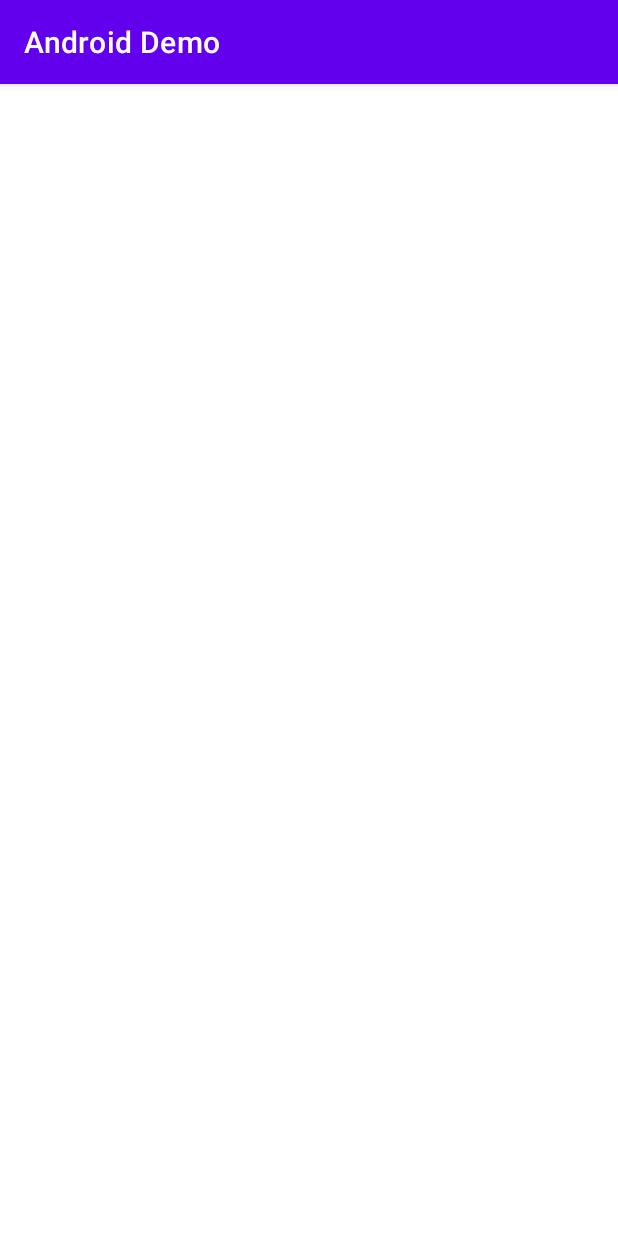
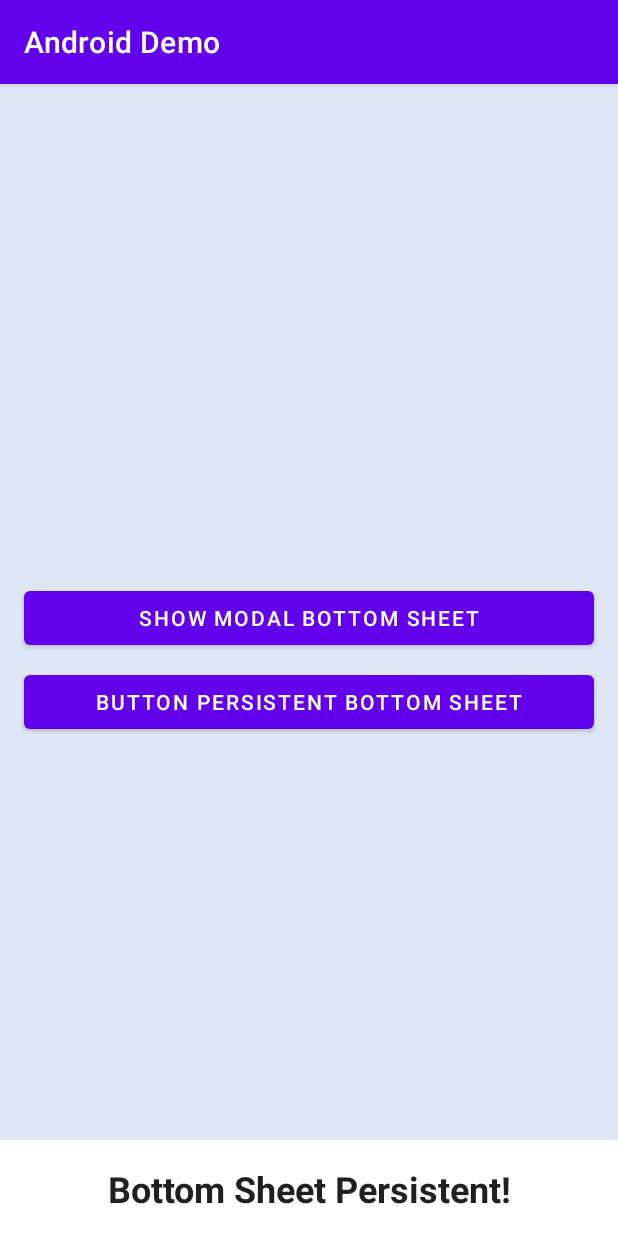
Before and after one commit to NiteshD1/AndroidConceptWithKotlin, an Android app: the screen it shows after launch (MainActivity), on a phone screen of 412 x 824 dp. Run offline under Robolectric (Android 15) with nearby library versions, the light colour scheme and no system bars.

Commit message:
Changes Done

```diff
--- a/app/src/main/java/com/android/concept/MainActivity.kt
+++ b/app/src/main/java/com/android/concept/MainActivity.kt
@@ -2,9 +2,14 @@ package com.android.concept
 
 
 import android.os.Bundle
+import android.view.View
+import android.widget.Button
 import androidx.appcompat.app.AppCompatActivity
 import androidx.fragment.app.FragmentTransaction
 import com.android.concept.databinding.ActivityMainBinding
+import com.android.concept.utils.Utils
+import com.google.android.material.bottomsheet.BottomSheetBehavior
+import com.google.android.material.bottomsheet.BottomSheetDialog
 
 
 class MainActivity : AppCompatActivity(){
@@ -22,8 +27,59 @@ class MainActivity : AppCompatActivity(){
 
         supportActionBar?.title = "Android Demo"
 
+        setupBottomSheetModal()
+        setupBottomSheetPersistent()
     }
 
+    private fun setupBottomSheetPersistent() {
+
+        val bottomSheetBehavior = BottomSheetBehavior.from(binding.bootomSheetPersistent.bottomSheet)
+        binding.buttonBottomSheetPersistent.setOnClickListener(View.OnClickListener {
+            if(bottomSheetBehavior.state == BottomSheetBehavior.STATE_EXPANDED){
+                bottomSheetBehavior.state = BottomSheetBehavior.STATE_COLLAPSED
+            }else{
+                bottomSheetBehavior.state = BottomSheetBehavior.STATE_EXPANDED
+            }
+        })
+
+        bottomSheetBehavior.addBottomSheetCallback(object :
+            BottomSheetBehavior.BottomSheetCallback() {
+            override fun onStateChanged(bottomSheet: View, newState: Int) {
+                when(newState){
+                    BottomSheetBehavior.STATE_COLLAPSED -> Utils.showToast("Collapsed")
+                    BottomSheetBehavior.STATE_EXPANDED -> Utils.showToast("Expanded")
+                    BottomSheetBehavior.STATE_DRAGGING -> Utils.showToast("Dragging")
+                    else -> Utils.showToast("None")
+                }
+            }
+
+            override fun onSlide(bottomSheet: View, slideOffset: Float) {
+            }
+
+        })
+
+    }
+
+    private fun setupBottomSheetModal() {
+        binding.buttonBottomSheetModal.setOnClickListener(View.OnClickListener {
+            val bottomSheetDialog = BottomSheetDialog(this)
+
+            val view = layoutInflater.inflate(R.layout.bottom_sheet_modal,null)
+
+            val button : Button = view.findViewById(R.id.buttonDismiss)
+
+            button.setOnClickListener {
+                bottomSheetDialog.dismiss()
+            }
+
+            bottomSheetDialog.setCancelable(false)
+
+            bottomSheetDialog.setContentView(view)
+
+            bottomSheetDialog.show()
+
+        })
+    }
 
 
     override fun onStart() {
--- a/app/src/main/res/layout/activity_main.xml
+++ b/app/src/main/res/layout/activity_main.xml
@@ -1,46 +1,36 @@
 <?xml version="1.0" encoding="utf-8"?>
-<androidx.drawerlayout.widget.DrawerLayout xmlns:android="http://schemas.android.com/apk/res/android"
+<androidx.coordinatorlayout.widget.CoordinatorLayout xmlns:android="http://schemas.android.com/apk/res/android"
     xmlns:app="http://schemas.android.com/apk/res-auto"
     xmlns:tools="http://schemas.android.com/tools"
     android:layout_width="match_parent"
     android:layout_height="match_parent"
     android:id="@+id/drawer_layout"
+    android:background="@color/light_grey"
     tools:context=".MainActivity">
 
-    <androidx.constraintlayout.widget.ConstraintLayout
+    <LinearLayout
         android:layout_width="match_parent"
-        android:layout_height="match_parent">
-
-
-        <com.google.android.material.tabs.TabLayout
+        android:layout_height="wrap_content"
+        android:layout_gravity="center"
+        android:orientation="vertical">
+        <Button
             android:layout_width="match_parent"
             android:layout_height="wrap_content"
-            android:id="@+id/tabLayout"
-            android:background="@color/teal_700"
-            app:tabSelectedTextColor="@color/black"
-            app:tabTextColor="@color/white"
-            app:layout_constraintEnd_toEndOf="parent"
-            app:layout_constraintStart_toStartOf="parent"
-            app:layout_constraintTop_toTopOf="parent">
+            android:layout_marginHorizontal="16dp"
+            android:layout_marginBottom="8dp"
+            android:id="@+id/buttonBottomSheetModal"
+            android:text="Show Modal Bottom Sheet"
+            android:layout_gravity="center"/>
+        <Button
+            android:layout_width="match_parent"
+            android:layout_height="wrap_content"
+            android:layout_marginHorizontal="16dp"
+            android:id="@+id/buttonBottomSheetPersistent"
+            android:text="Button Persistent Bottom Sheet"
+            android:layout_gravity="center"/>
 
-        </com.google.android.material.tabs.TabLayout>
+    </LinearLayout>
 
-        <androidx.viewpager.widget.ViewPager
-            android:id="@+id/viewPager"
-            android:layout_width="match_parent"
-            android:layout_height="0dp"
-            app:layout_constraintBottom_toBottomOf="parent"
-            app:layout_constraintEnd_toEndOf="parent"
-            app:layout_constraintStart_toStartOf="parent"
-            app:layout_constraintTop_toBottomOf="@+id/tabLayout" />
-    </androidx.constraintlayout.widget.ConstraintLayout>
-
-    <com.google.android.material.navigation.NavigationView
-        android:id="@+id/navigationView"
-        android:layout_width="wrap_content"
-        android:layout_height="match_parent"
-        android:layout_gravity="start"
-        app:menu="@menu/main_menu"/>
-
-
-</androidx.drawerlayout.widget.DrawerLayout>
+    <include layout="@layout/bottom_sheet_persistent"
+        android:id="@+id/bootomSheetPersistent"/>
+</androidx.coordinatorlayout.widget.CoordinatorLayout>
--- /dev/null
+++ b/app/src/main/res/layout/bottom_sheet_persistent.xml
@@ -0,0 +1,39 @@
+<?xml version="1.0" encoding="utf-8"?>
+<androidx.constraintlayout.widget.ConstraintLayout xmlns:android="http://schemas.android.com/apk/res/android"
+    xmlns:app="http://schemas.android.com/apk/res-auto"
+    xmlns:tools="http://schemas.android.com/tools"
+    app:behavior_hideable="false"
+    app:behavior_peekHeight="64dp"
+    android:id="@+id/bottomSheet"
+    app:layout_behavior="com.google.android.material.bottomsheet.BottomSheetBehavior"
+    android:layout_width="match_parent"
+    android:background="@color/white"
+    android:layout_height="wrap_content">
+
+    <TextView
+        android:id="@+id/textViewTitle"
+        android:layout_width="match_parent"
+        android:layout_height="wrap_content"
+        android:layout_margin="16dp"
+        android:text="@string/bottom_sheet_persistent_title"
+        android:textAlignment="center"
+        android:textColor="@color/grey"
+        android:textSize="24sp"
+        android:textStyle="bold"
+        app:layout_constraintEnd_toEndOf="parent"
+        app:layout_constraintStart_toStartOf="parent"
+        app:layout_constraintTop_toTopOf="parent" />
+    <TextView
+        android:id="@+id/textViewDescription"
+        android:layout_width="match_parent"
+        android:layout_height="wrap_content"
+        android:layout_margin="16dp"
+        android:text="@string/bottom_sheet_description"
+        android:textAlignment="center"
+        android:textColor="@color/grey"
+        android:textSize="16sp"
+        app:layout_constraintEnd_toEndOf="parent"
+        app:layout_constraintStart_toStartOf="parent"
+        app:layout_constraintTop_toBottomOf="@+id/textViewTitle" />
+
+</androidx.constraintlayout.widget.ConstraintLayout>
```
Also changed, not shown: app/src/main/res/layout/bottom_sheet_modal.xml (added, +44 -0 lines).
